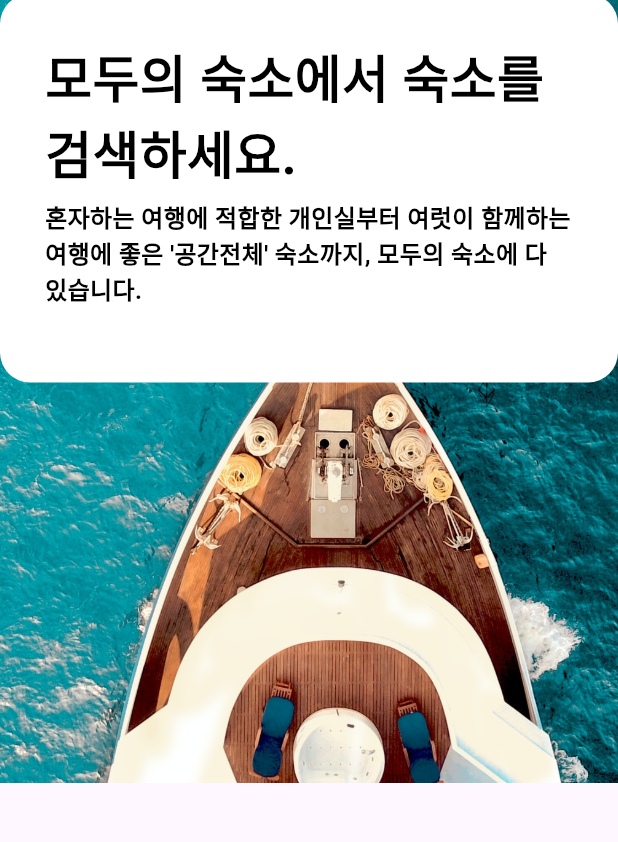
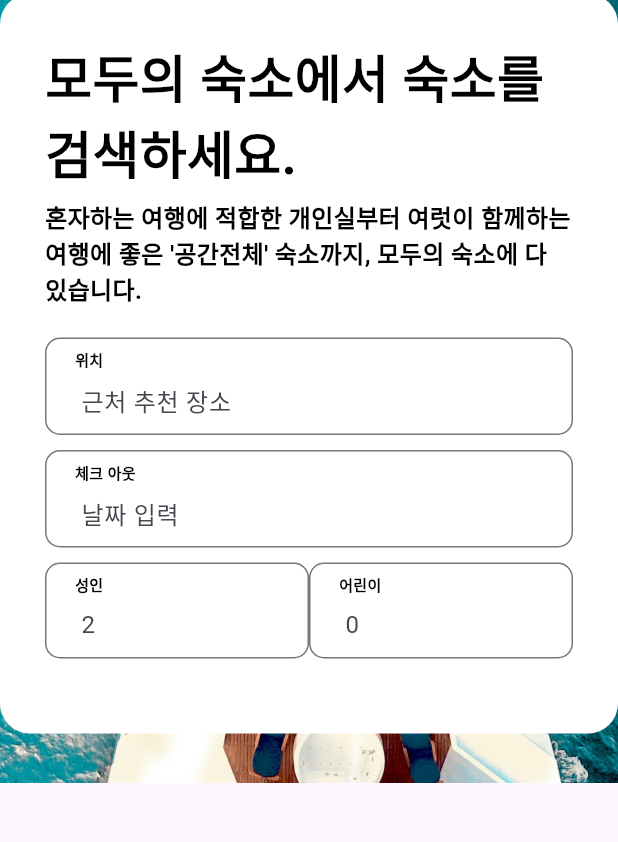
Before and after one commit to hyeonnnit/flutter_airbnbApp, a Flutter app: the screen it shows after launch, on a phone screen of 412 x 824 dp, the part 147-989 px from its top. Run offline on Flutter 3.47's test engine with Material 3 defaults, Android fonts, the phone set to English and light mode, and no system bars.

Commit message:
_buildFormField

```diff
--- a/lib/components/home/home_header_form.dart
+++ b/lib/components/home/home_header_form.dart
@@ -1,3 +1,4 @@
+import 'package:airbnb_app/components/common/common_form_field.dart';
 import 'package:airbnb_app/size.dart';
 import 'package:airbnb_app/styles.dart';
 import 'package:flutter/cupertino.dart';
@@ -32,7 +33,8 @@ class HomeHeaderForm extends StatelessWidget {
       ),
     );
   }
-  Widget _buildFormTitle(){
+
+  Widget _buildFormTitle() {
     return Column(
       children: [
         Text(
@@ -48,10 +50,48 @@ class HomeHeaderForm extends StatelessWidget {
       ],
     );
   }
-  Widget _buildFormField(){
-    return SizedBox();
+
+  Widget _buildFormField() {
+    return Column(
+      children: [
+        CommonFormField(
+          hintText: "근처 추천 장소",
+          prifixText: "위치",
+        ),
+        SizedBox(height: gap_s),
+        Row(
+          children: [
+            Expanded(
+              child: CommonFormField(
+                prifixText: "체크 아웃",
+                hintText: "날짜 입력",
+              ),
+            ),
+          ],
+        ),
+        SizedBox(height: gap_s),
+        Row(
+          children: [
+            Expanded(
+              child: CommonFormField(
+                prifixText: "성인",
+                hintText: "2",
+              ),
+            ),
+            Expanded(
+              child: CommonFormField(
+                prifixText: "어린이",
+                hintText: "0",
+              ),
+            ),
+          ],
+        ),
+        SizedBox(height: gap_m),
+      ],
+    );
   }
-  Widget _buildFormSubmit(){
+
+  Widget _buildFormSubmit() {
     return SizedBox();
   }
 }
```
